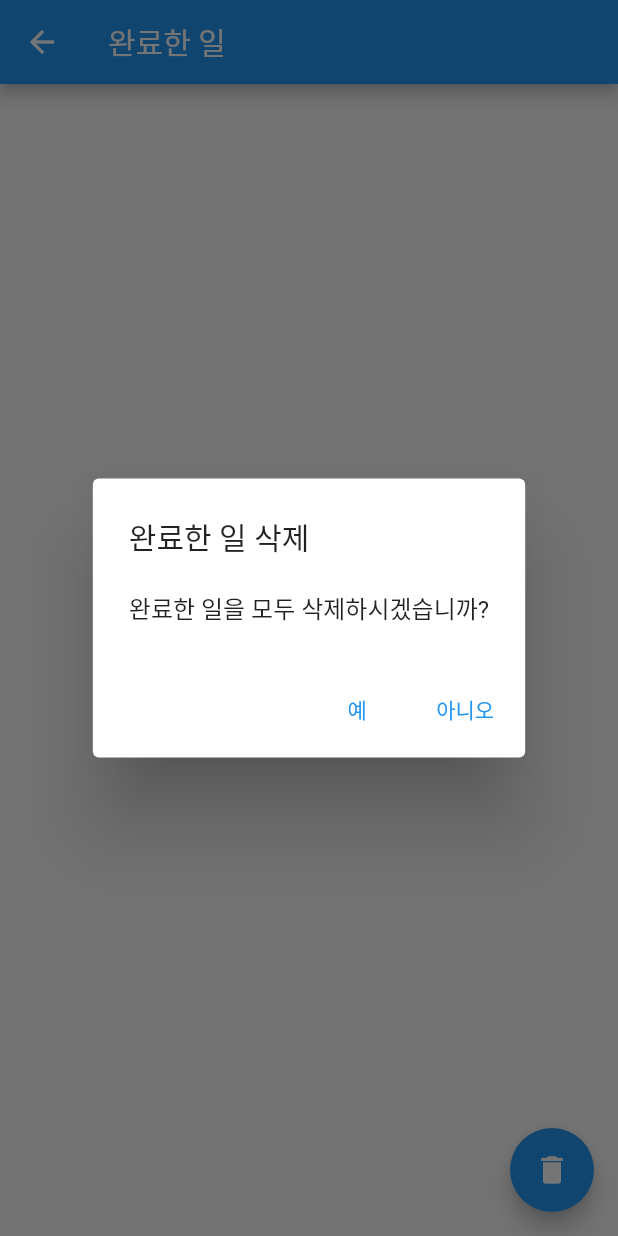
After one commit to tintoll/doitflutter, a Flutter app: the ClearList screen opened by its route, after a tap on the "delete" icon, on a phone screen of 412 x 824 dp. The commit adds this screen. Run offline on Flutter 3.47's test engine with Material 2 defaults, Android fonts, the phone set to English and light mode, and no system bars; our stand-ins replace dio, shared_preferences, sqflite; accounts and stored records are empty.

Commit message:
데이터베이스 - 질의문을 이용한 데이터베이스 사용

```diff
--- /dev/null
+++ b/sql_example/lib/clear_list.dart
@@ -0,0 +1,125 @@
+import 'package:flutter/material.dart';
+import 'package:sqflite/sqflite.dart';
+import 'package:sql_example/todo.dart';
+
+class ClearList extends StatefulWidget {
+  final Future<Database> db;
+
+  ClearList(this.db);
+
+  @override
+  _ClearListState createState() => _ClearListState();
+}
+
+class _ClearListState extends State<ClearList> {
+  Future<List<Todo>> clearList;
+
+  @override
+  void initState() {
+    super.initState();
+    clearList = getClearList();
+  }
+
+  @override
+  Widget build(BuildContext context) {
+    return Scaffold(
+      appBar: AppBar(
+        title: Text('완료한 일'),
+      ),
+      body: FutureBuilder(
+        builder: (context, snapshot) {
+          switch (snapshot.connectionState) {
+            case ConnectionState.none:
+              return CircularProgressIndicator();
+            case ConnectionState.waiting:
+              return CircularProgressIndicator();
+            case ConnectionState.active:
+              return CircularProgressIndicator();
+            case ConnectionState.done:
+              if (snapshot.hasData) {
+                return ListView.builder(
+                  itemBuilder: (context, index) {
+                    Todo todo = snapshot.data[index];
+                    return ListTile(
+                      title: Text(
+                        todo.title,
+                        style: TextStyle(fontSize: 20),
+                      ),
+                      subtitle: Container(
+                        child: Column(
+                          children: [
+                            Text(todo.content),
+                            Container(
+                              height: 1,
+                              color: Colors.blue,
+                            )
+                          ],
+                        ),
+                      ),
+                    );
+                  },
+                  itemCount: snapshot.data.length,
+                );
+              } else {
+                return CircularProgressIndicator();
+              }
+          }
+          return CircularProgressIndicator();
+        },
+        future: clearList,
+      ),
+      floatingActionButton: FloatingActionButton(
+        onPressed: () async {
+          final result = await showDialog(
+              context: context,
+              builder: (context) {
+                return AlertDialog(
+                  title: Text('완료한 일 삭제'),
+                  content: Text('완료한 일을 모두 삭제하시겠습니까?'),
+                  actions: [
+                    TextButton(
+                      onPressed: () {
+                        Navigator.of(context).pop(true);
+                      },
+                      child: Text('예'),
+                    ),
+                    TextButton(
+                      onPressed: () {
+                        Navigator.of(context).pop(false);
+                      },
+                      child: Text('아니오'),
+                    ),
+                  ],
+                );
+              });
+          if (result) {
+            _removeAllTodos();
+          }
+        },
+        child: Icon(Icons.delete),
+      ),
+    );
+  }
+
+  void _removeAllTodos() async {
+    final Database database = await widget.db;
+    final List<Map<String, dynamic>> maps =
+        await database.rawQuery('delete from todos where active=1');
+    setState(() {
+      clearList = getClearList();
+    });
+  }
+
+  Future<List<Todo>> getClearList() async {
+    final Database database = await widget.db;
+    final List<Map<String, dynamic>> maps = await database
+        .rawQuery('select title, content, id from todos where active=1');
+
+    return List.generate(maps.length, (i) {
+      return Todo(
+          title: maps[i]['title'].toString(),
+          content: maps[i]['content'].toString(),
+          id: maps[i]['id']);
+    });
+  }
+}
--- a/sql_example/lib/main.dart
+++ b/sql_example/lib/main.dart
@@ -1,6 +1,7 @@
 import 'package:flutter/material.dart';
 import 'package:path/path.dart';
 import 'package:sqflite/sqflite.dart';
+import 'package:sql_example/clear_list.dart';
 import 'package:sql_example/database_app.dart';
 
 import 'add_todo.dart';
@@ -38,6 +39,7 @@ class MyApp extends StatelessWidget {
       routes: {
         '/' : (context) => DatabaseApp(database),
         '/add' : (context) => AddTodoApp(database),
+        '/clear' : (context) => ClearList(database),
       },
     );
   }
```
Also changed, not shown: sql_example/lib/database_app.dart (+46 -8 lines).
